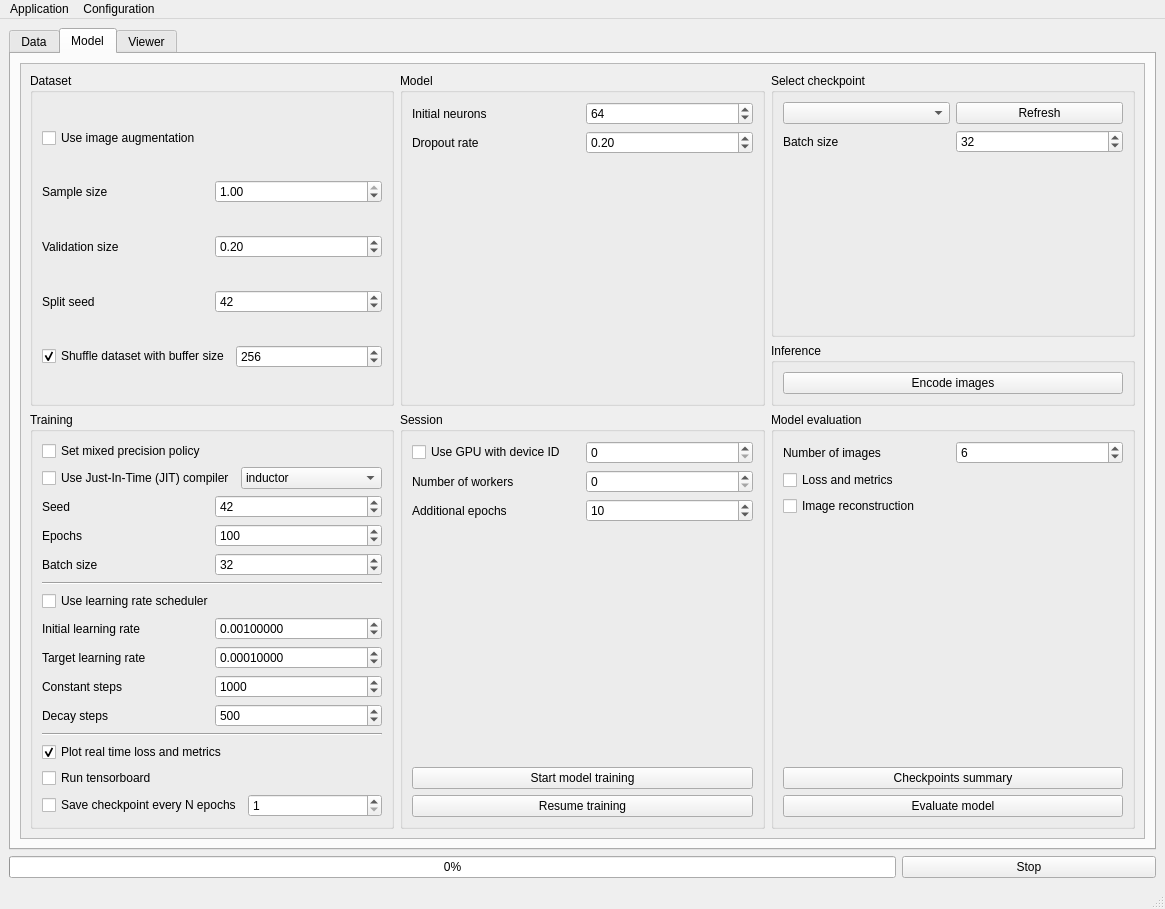
Qt form FEXT/app/assets/window_layout.ui (CTCycle/FEXT-Autoencoder) before a commit.
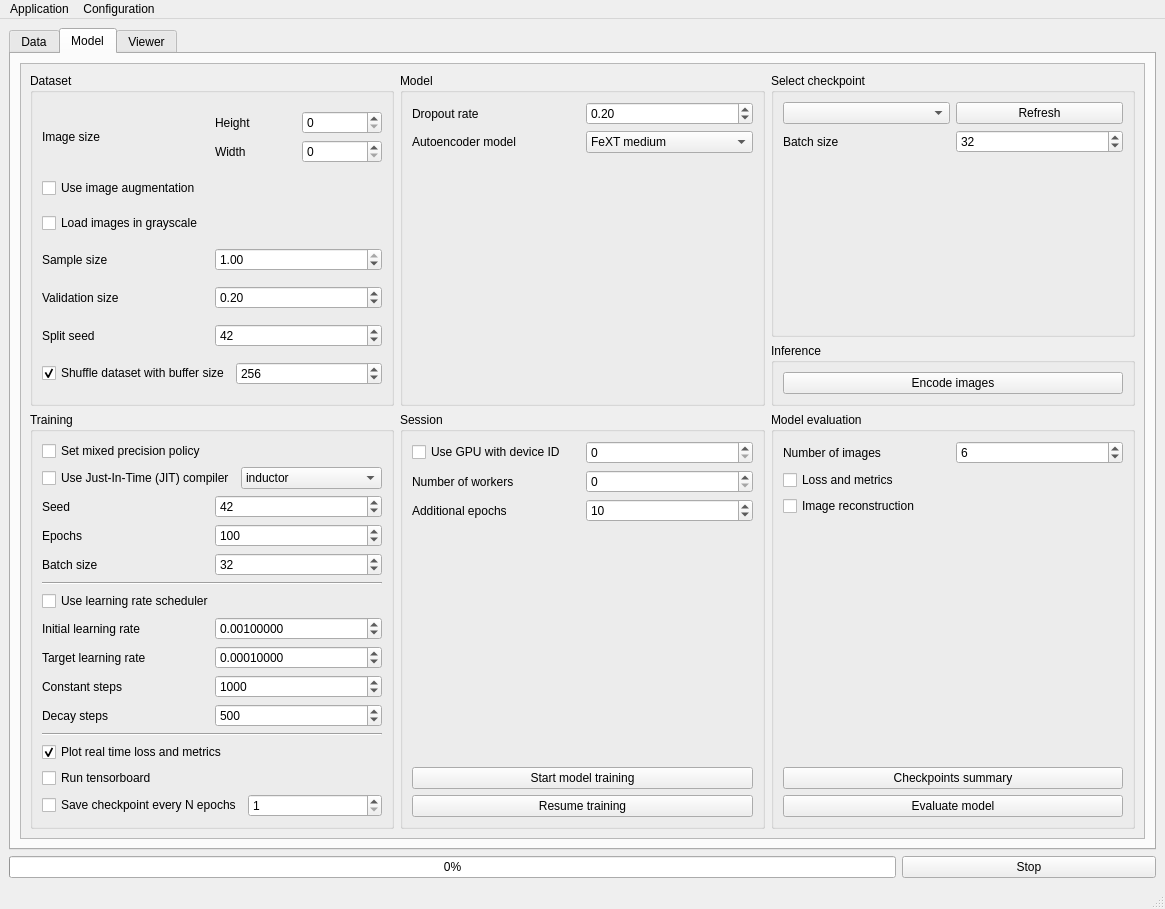
The same form after that commit. The open tabs and pages were chosen to show the change.

Commit message: added image size as configuration

```diff
--- a/FEXT/app/assets/window_layout.ui
+++ b/FEXT/app/assets/window_layout.ui
@@ -157,7 +157,7 @@
              <x>0</x>
              <y>0</y>
              <width>1100</width>
-             <height>749</height>
+             <height>857</height>
             </rect>
            </property>
            <layout class="QGridLayout" name="gridLayout">
@@ -167,6 +167,49 @@
                <string>Dataset</string>
               </property>
               <layout class="QVBoxLayout" name="verticalLayout_10">
+               <item>
+                <layout class="QHBoxLayout" name="horizontalLayout_28">
+                 <item>
+                  <widget class="QLabel" name="label_3">
+                   <property name="text">
+                    <string>Image size</string>
+                   </property>
+                  </widget>
+                 </item>
+                 <item>
+                  <layout class="QVBoxLayout" name="verticalLayout_8">
+                   <item>
+                    <layout class="QHBoxLayout" name="horizontalLayout_21">
+                     <item>
+                      <widget class="QLabel" name="label_5">
+                       <property name="text">
+                        <string>Height</string>
+                       </property>
+                      </widget>
+                     </item>
+                     <item>
+                      <widget class="QSpinBox" name="imgHeight"/>
+                     </item>
+                    </layout>
+                   </item>
+                   <item>
+                    <layout class="QHBoxLayout" name="horizontalLayout_23">
+                     <item>
+                      <widget class="QLabel" name="label_9">
+                       <property name="text">
+                        <string>Width</string>
+                       </property>
+                      </widget>
+                     </item>
+                     <item>
+                      <widget class="QSpinBox" name="imgWidth"/>
+                     </item>
+                    </layout>
+                   </item>
+                  </layout>
+                 </item>
+                </layout>
+               </item>
                <item>
                 <widget class="QCheckBox" name="imgAugment">
                  <property name="text">
@@ -174,6 +217,13 @@
                  </property>
                 </widget>
                </item>
+               <item>
+                <widget class="QCheckBox" name="grayScale">
+                 <property name="text">
+                  <string>Load images in grayscale</string>
+                 </property>
+                </widget>
+               </item>
                <item>
                 <layout class="QHBoxLayout" name="horizontalLayout_16">
                  <item>
@@ -278,31 +328,7 @@
               <property name="title">
                <string>Model</string>
               </property>
-              <layout class="QVBoxLayout" name="verticalLayout_8">
-               <item>
-                <layout class="QHBoxLayout" name="horizontalLayout_21">
-                 <item>
-                  <widget class="QLabel" name="label_21">
-                   <property name="text">
-                    <string>Initial neurons</string>
-                   </property>
-                  </widget>
-                 </item>
-                 <item>
-                  <widget class="QSpinBox" name="initialNeurons">
-                   <property name="maximum">
-                    <number>99999</number>
-                   </property>
-                   <property name="singleStep">
-                    <number>8</number>
-                   </property>
-                   <property name="value">
-                    <number>64</number>
-                   </property>
-                  </widget>
-                 </item>
-                </layout>
-               </item>
+              <layout class="QVBoxLayout" name="verticalLayout_11">
                <item>
                 <layout class="QHBoxLayout" name="horizontalLayout_27">
                  <item>
@@ -327,6 +353,26 @@
                  </item>
                 </layout>
                </item>
+               <item>
+                <layout class="QHBoxLayout" name="horizontalLayout_20">
+                 <item>
+                  <widget class="QLabel" name="MTLabel">
+                   <property name="text">
+                    <string>Autoencoder model</string>
+                   </property>
+                  </widget>
+                 </item>
+                 <item>
+                  <widget class="QComboBox" name="modelType">
+                   <item>
+                    <property name="text">
+                     <string>FeXT medium</string>
+                    </property>
+                   </item>
+                  </widget>
+                 </item>
+                </layout>
+               </item>
                <item>
                 <spacer name="verticalSpacer_2">
                  <property name="orientation">
```
The commit also changes 3 other files.
